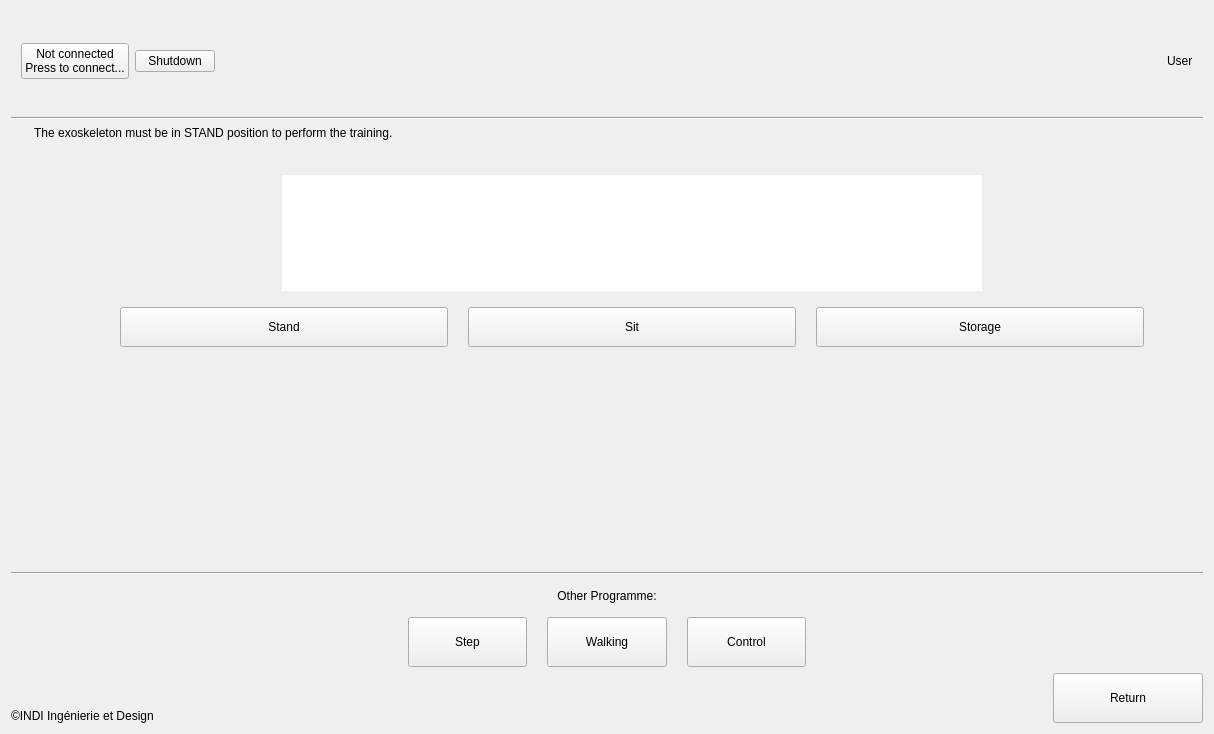
This is src/gui_pkg/include/gui_pkg/session_form.ui in cristianbass01/GUI_robotic_exoskeleton as Qt 5 draws it before an edit. The edited form follows.
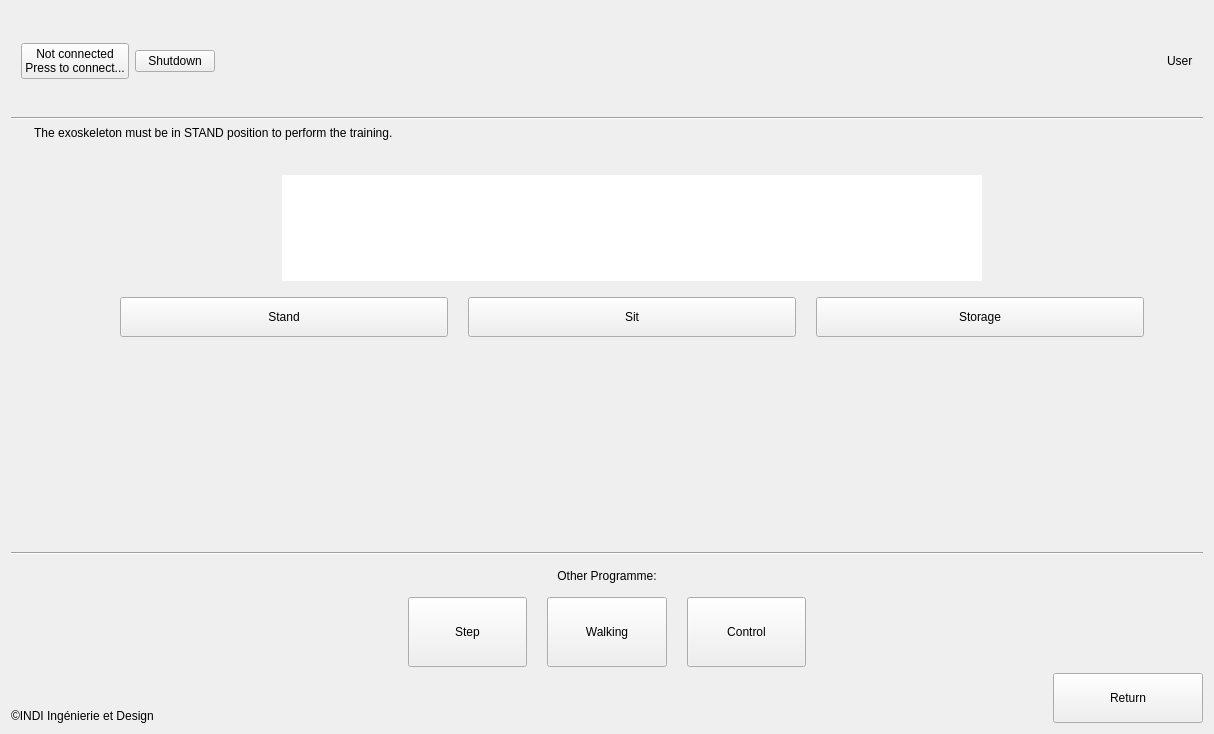
This is the edited form. Icons and pictures are not drawn.

```diff
--- a/src/gui_pkg/include/gui_pkg/session_form.ui
+++ b/src/gui_pkg/include/gui_pkg/session_form.ui
@@ -308,7 +308,7 @@
               <property name="maximumSize">
                <size>
                 <width>400</width>
-                <height>50</height>
+                <height>70</height>
                </size>
               </property>
               <property name="text">
@@ -336,7 +336,7 @@
               <property name="maximumSize">
                <size>
                 <width>400</width>
-                <height>50</height>
+                <height>70</height>
                </size>
               </property>
               <property name="text">
@@ -364,7 +364,7 @@
               <property name="maximumSize">
                <size>
                 <width>400</width>
-                <height>50</height>
+                <height>70</height>
                </size>
               </property>
               <property name="text">
@@ -473,7 +473,7 @@
              <property name="maximumSize">
               <size>
                <width>400</width>
-               <height>50</height>
+               <height>70</height>
               </size>
              </property>
              <property name="text">
@@ -501,7 +501,7 @@
              <property name="maximumSize">
               <size>
                <width>400</width>
-               <height>50</height>
+               <height>70</height>
               </size>
              </property>
              <property name="text">
@@ -529,7 +529,7 @@
              <property name="maximumSize">
               <size>
                <width>400</width>
-               <height>50</height>
+               <height>70</height>
               </size>
              </property>
              <property name="text">
```
